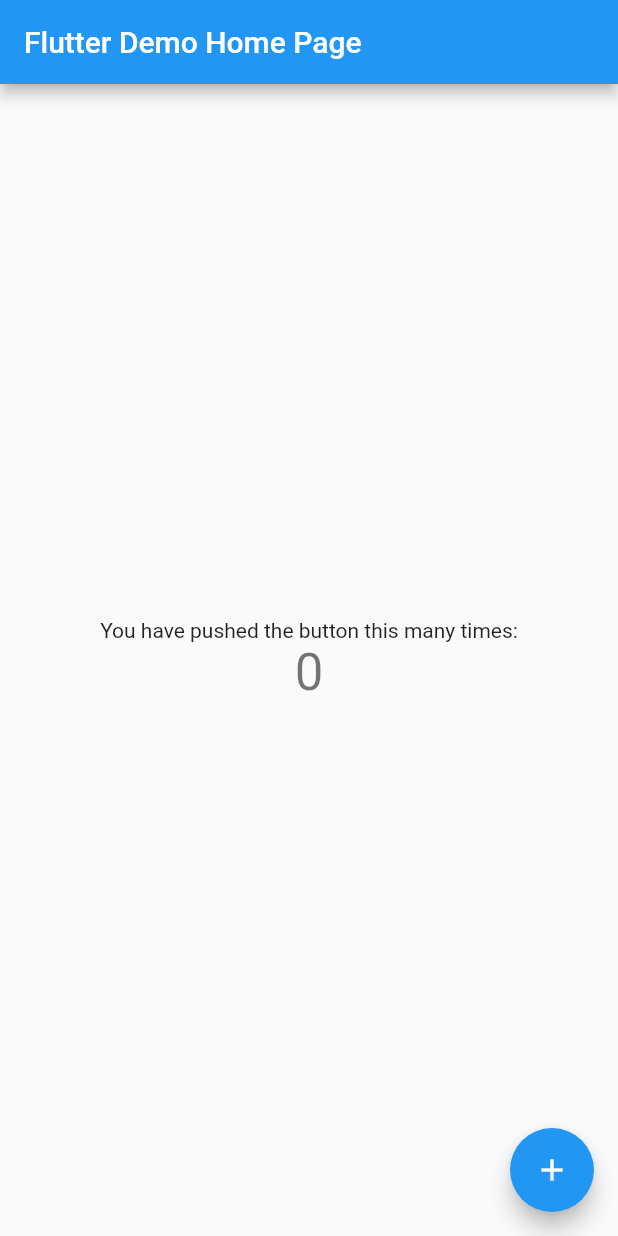
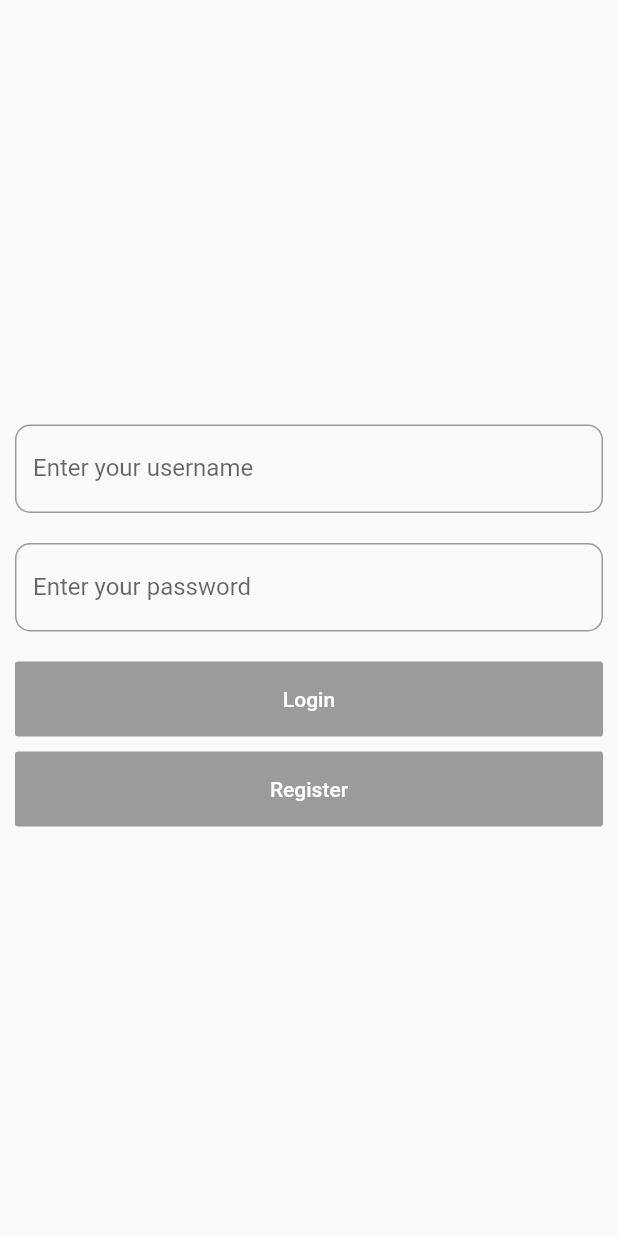
Before and after one commit to Darknfear/AppChatFlutter, a Flutter app: the screen it shows after launch, on a phone screen of 412 x 824 dp. Run offline on Flutter 3.47's test engine with Material 2 defaults, Android fonts, the phone set to English and light mode, and no system bars.

Commit message:
create login screen

```diff
--- a/lib/main.dart
+++ b/lib/main.dart
@@ -1,113 +1,17 @@
 import 'package:flutter/material.dart';
+import './screens/login_screen.dart';
 
 void main() {
   runApp(MyApp());
 }
 
 class MyApp extends StatelessWidget {
-  // This widget is the root of your application.
   @override
   Widget build(BuildContext context) {
     return MaterialApp(
-      title: 'Flutter Demo',
-      theme: ThemeData(
-        // This is the theme of your application.
-        //
-        // Try running your application with "flutter run". You'll see the
-        // application has a blue toolbar. Then, without quitting the app, try
-        // changing the primarySwatch below to Colors.green and then invoke
-        // "hot reload" (press "r" in the console where you ran "flutter run",
-        // or simply save your changes to "hot reload" in a Flutter IDE).
-        // Notice that the counter didn't reset back to zero; the application
-        // is not restarted.
-        primarySwatch: Colors.blue,
+      home: Scaffold(
+        body: LoginScreen(),
       ),
-      home: MyHomePage(title: 'Flutter Demo Home Page'),
     );
   }
 }
-
-class MyHomePage extends StatefulWidget {
-  MyHomePage({Key key, this.title}) : super(key: key);
-
-  // This widget is the home page of your application. It is stateful, meaning
-  // that it has a State object (defined below) that contains fields that affect
-  // how it looks.
-
-  // This class is the configuration for the state. It holds the values (in this
-  // case the title) provided by the parent (in this case the App widget) and
-  // used by the build method of the State. Fields in a Widget subclass are
-  // always marked "final".
-
-  final String title;
-
-  @override
-  _MyHomePageState createState() => _MyHomePageState();
-}
-
-class _MyHomePageState extends State<MyHomePage> {
-  int _counter = 0;
-
-  void _incrementCounter() {
-    setState(() {
-      // This call to setState tells the Flutter framework that something has
-      // changed in this State, which causes it to rerun the build method below
-      // so that the display can reflect the updated values. If we changed
-      // _counter without calling setState(), then the build method would not be
-      // called again, and so nothing would appear to happen.
-      _counter++;
-    });
-  }
-
-  @override
-  Widget build(BuildContext context) {
-    // This method is rerun every time setState is called, for instance as done
-    // by the _incrementCounter method above.
-    //
-    // The Flutter framework has been optimized to make rerunning build methods
-    // fast, so that you can just rebuild anything that needs updating rather
-    // than having to individually change instances of widgets.
-    return Scaffold(
-      appBar: AppBar(
-        // Here we take the value from the MyHomePage object that was created by
-        // the App.build method, and use it to set our appbar title.
-        title: Text(widget.title),
-      ),
-      body: Center(
-        // Center is a layout widget. It takes a single child and positions it
-        // in the middle of the parent.
-        child: Column(
-          // Column is also a layout widget. It takes a list of children and
-          // arranges them vertically. By default, it sizes itself to fit its
-          // children horizontally, and tries to be as tall as its parent.
-          //
-          // Invoke "debug painting" (press "p" in the console, choose the
-          // "Toggle Debug Paint" action from the Flutter Inspector in Android
-          // Studio, or the "Toggle Debug Paint" command in Visual Studio Code)
-          // to see the wireframe for each widget.
-          //
-          // Column has various properties to control how it sizes itself and
-          // how it positions its children. Here we use mainAxisAlignment to
-          // center the children vertically; the main axis here is the vertical
-          // axis because Columns are vertical (the cross axis would be
-          // horizontal).
-          mainAxisAlignment: MainAxisAlignment.center,
-          children: <Widget>[
-            Text(
-              'You have pushed the button this many times:',
-            ),
-            Text(
-              '$_counter',
-              style: Theme.of(context).textTheme.headline4,
-            ),
-          ],
-        ),
-      ),
-      floatingActionButton: FloatingActionButton(
-        onPressed: _incrementCounter,
-        tooltip: 'Increment',
-        child: Icon(Icons.add),
-      ), // This trailing comma makes auto-formatting nicer for build methods.
-    );
-  }
-}
--- /dev/null
+++ b/lib/screens/login_screen.dart
@@ -0,0 +1,89 @@
+import 'package:flutter/material.dart';
+
+class LoginScreen extends StatelessWidget {
+  @override
+  Widget build(BuildContext context) {
+    // TODO: implement build
+    return LoginState();
+  }
+}
+
+class LoginState extends StatefulWidget {
+  @override
+  State<StatefulWidget> createState() {
+    // TODO: implement createState
+    return _LoginState();
+  }
+}
+
+class _LoginState extends State<LoginState> {
+  @override
+  Widget build(BuildContext context) {
+    return MaterialApp(
+      home: Scaffold(
+        body: SafeArea(
+          child: Center(
+            child: SingleChildScrollView(
+              padding: EdgeInsets.all(10),
+              child: Column(
+                children: [
+                  Container(
+                    margin: EdgeInsets.symmetric(vertical: 10),
+                    child: TextField(
+                      decoration: InputDecoration(
+                          labelText: 'Enter your username',
+                          border: OutlineInputBorder(
+                              borderRadius:
+                                  BorderRadius.all(Radius.circular(10)))),
+                    ),
+                  ),
+                  Container(
+                    margin: EdgeInsets.symmetric(vertical: 10),
+                    child: TextField(
+                      decoration: InputDecoration(
+                          labelText: 'Enter your password',
+                          border: OutlineInputBorder(
+                              borderRadius:
+                                  BorderRadius.all(Radius.circular(10)))),
+                    ),
+                  ),
+                  Container(),
+                  Container(
+                    margin: EdgeInsets.symmetric(vertical: 10),
+                    child: ButtonTheme(
+                      minWidth: MediaQuery.of(context).size.width - 10,
+                      height: 50,
+                      //buttonColor: Colors.blueAccent,
+                      child: RaisedButton(
+                        elevation: 10,
+                        color: Colors.blueAccent,
+                        child: Text(
+                          'Login',
+                          style: TextStyle(color: Colors.white),
+                        ),
+
+                      ),
+                    ),
+                  ),
+                  Container(
+                    child: ButtonTheme(
+                      minWidth: MediaQuery.of(context).size.width - 10,
+                      height: 50,
+                      child: RaisedButton(
+                        child: Text(
+                          'Register',
+                          style: TextStyle(color: Colors.white),
+                        ),
+                        color: Colors.red,
+                      ),
+                    ),
+                  ),
+                ],
+              ),
+            ),
+          ),
+        ),
+      ),
+    );
+  }
+}
```
